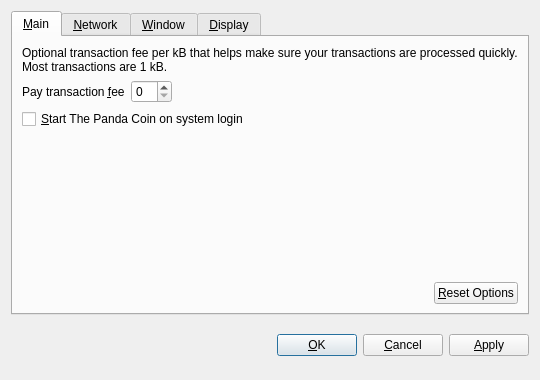
This is src/qt/forms/optionsdialog.ui in vaultcoin/VaultCoin as Qt 5 draws it before an edit. The edited form follows.
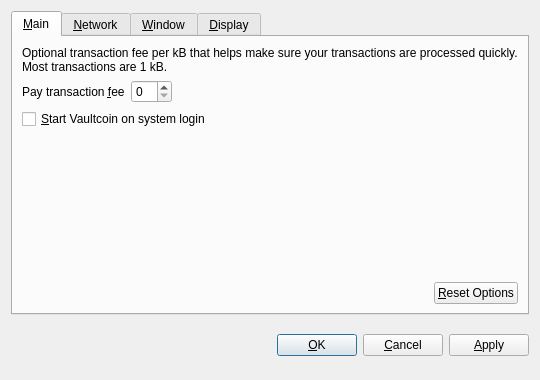
This is the edited form. Custom widgets are drawn as their Qt base class.

Diff of the .ui file:
```diff
--- a/src/qt/forms/optionsdialog.ui
+++ b/src/qt/forms/optionsdialog.ui
@@ -82,7 +82,7 @@
           <string>Automatically start The Panda Coin after logging in to the system.</string>
          </property>
          <property name="text">
-          <string>&amp;Start The Panda Coin on system login</string>
+          <string>&amp;Start Vaultcoin on system login</string>
          </property>
         </widget>
        </item>
```
Left out of the diff: 10 changed lines with no effect on the pictures.
